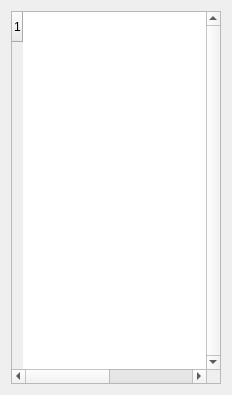
The window that GUI-Qt/modultable.ui (vitess-neutron/vitess) describes before a commit, drawn with Qt 5.
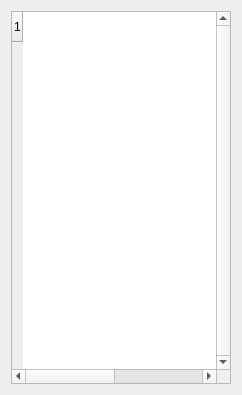
The same window after the commit.

```diff
--- a/GUI-Qt/modultable.ui
+++ b/GUI-Qt/modultable.ui
@@ -6,7 +6,7 @@
    <rect>
     <x>0</x>
     <y>0</y>
-    <width>227</width>
+    <width>232</width>
     <height>395</height>
    </rect>
   </property>
@@ -24,7 +24,7 @@
      </property>
      <property name="minimumSize">
       <size>
-       <width>210</width>
+       <width>220</width>
        <height>0</height>
       </size>
      </property>
```
